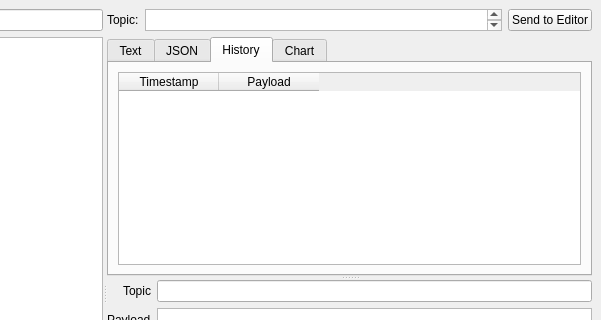
mwdmwd/mqtt-navigator, file ui/mainwindow.ui: the form before one commit; both pictures show x 229 to 830 and y 0 to 320 of the 830 by 585 pixel window.
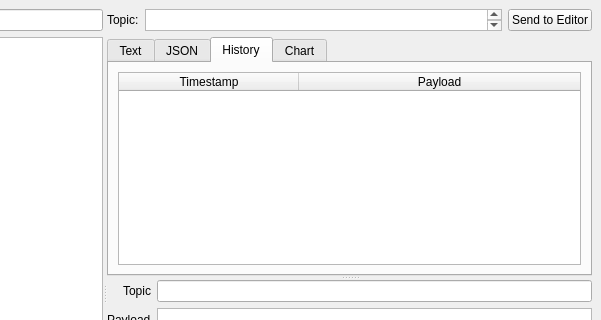
The form after the commit. The open tabs and pages were chosen to show the change.

Commit message: Fix history view date column size

```diff
--- a/ui/mainwindow.ui
+++ b/ui/mainwindow.ui
@@ -124,6 +124,15 @@
                <property name="columnCount">
                 <number>2</number>
                </property>
+               <attribute name="horizontalHeaderCascadingSectionResizes">
+                <bool>false</bool>
+               </attribute>
+               <attribute name="horizontalHeaderDefaultSectionSize">
+                <number>180</number>
+               </attribute>
+               <attribute name="horizontalHeaderStretchLastSection">
+                <bool>true</bool>
+               </attribute>
                <column>
                 <property name="text">
                  <string>Timestamp</string>
```
